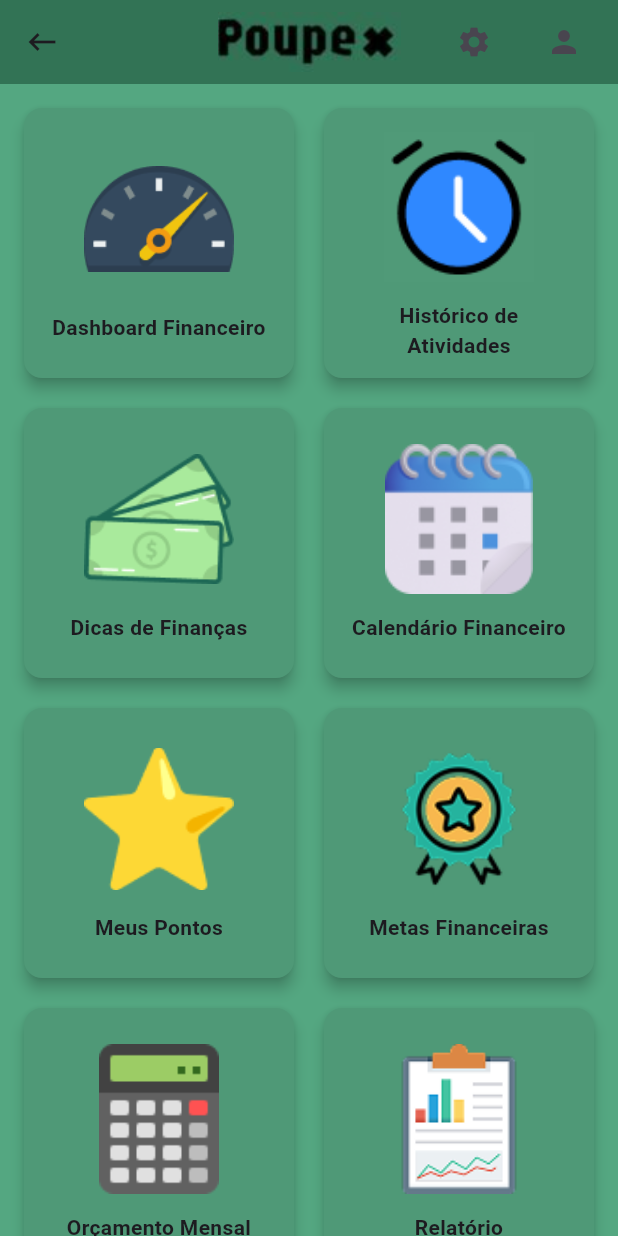
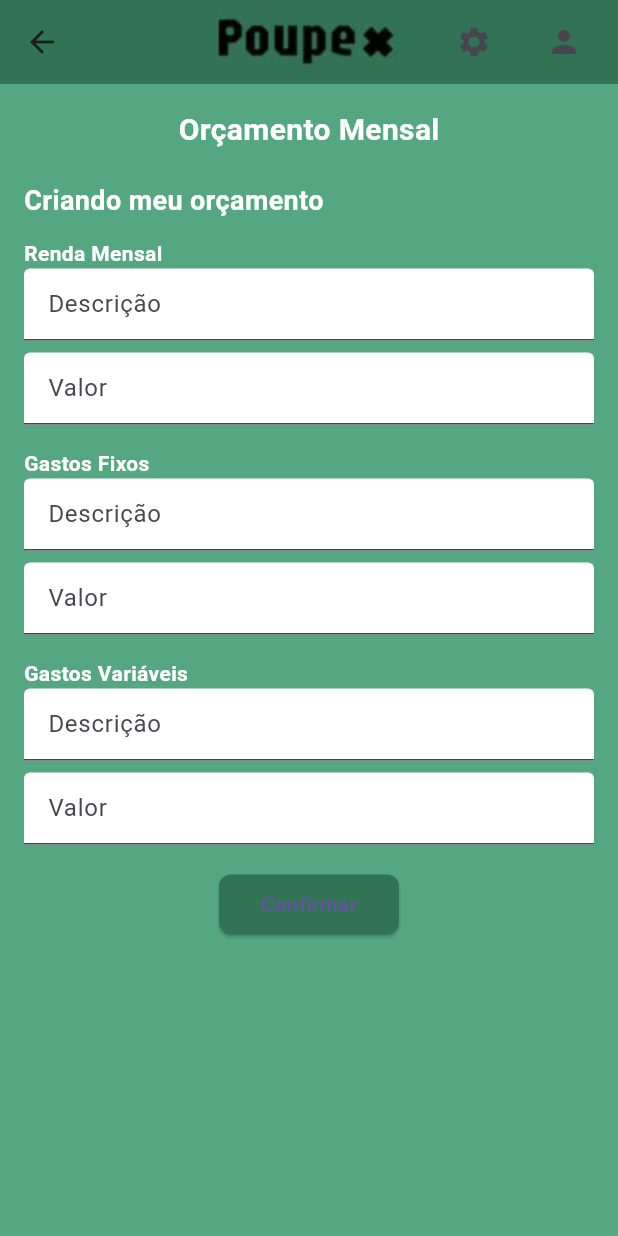
Before and after one commit to lopesmrafael/Poupex_flutter, a Flutter app: the HomePage screen opened directly, after a tap on "Orçamento Mensal", on a phone screen of 412 x 824 dp. Run offline on Flutter 3.47's test engine with Material 3 defaults, Android fonts, the phone set to English and light mode, and no system bars; our stand-ins replace fl_chart, flutter_multi_formatter.

Commit message:
Orçamento Geral

```diff
--- a/lib/Pages/HomePage.dart
+++ b/lib/Pages/HomePage.dart
@@ -8,6 +8,7 @@ import '../Pages/DashboardFinanPage.dart';
 import '../Pages/CalendarioFinanceiroPage.dart';
 import '../Pages/reward_page.dart';
 import '../Pages/metas_financeirasPage.dart';
+import '../Pages/orcamentoMensalPage.dart';
 
 class HomePage extends StatelessWidget {
   const HomePage({super.key});
@@ -83,7 +84,14 @@ class HomePage extends StatelessWidget {
       MenuItemModel(
         titulo: "Orçamento Mensal",
         imagem: "assets/icons/cauculator.png",
-        onTap: () {},
+        onTap: () {
+          Navigator.push(
+            context,
+            MaterialPageRoute(
+              builder: (context) => const OrcamentoMensal(),
+            ),
+          );
+        },
       ),
       MenuItemModel(
         titulo: "Relatório",
--- /dev/null
+++ b/lib/Pages/orcamentoMensalPage.dart
@@ -0,0 +1,149 @@
+import 'package:flutter/material.dart';
+
+class OrcamentoMensal extends StatefulWidget {
+  const OrcamentoMensal({super.key});
+
+  @override
+  State<OrcamentoMensal> createState() => _OrcamentoMensalState();
+}
+
+class _OrcamentoMensalState extends State<OrcamentoMensal> {
+  // Controllers para renda
+  final TextEditingController rendaDescController = TextEditingController();
+  final TextEditingController rendaValorController = TextEditingController();
+
+  // Controllers para gastos fixos
+  final TextEditingController fixoDescController = TextEditingController();
+  final TextEditingController fixoValorController = TextEditingController();
+
+  // Controllers para gastos variáveis
+  final TextEditingController variavelDescController = TextEditingController();
+  final TextEditingController variavelValorController = TextEditingController();
+
+  // Listas para armazenar os dados
+  List<String> renda = [];
+  List<String> gastosFixos = [];
+  List<String> gastosVariaveis = [];
+
+  void adicionarOrcamento() {
+    setState(() {
+      if (rendaDescController.text.isNotEmpty && rendaValorController.text.isNotEmpty) {
+        renda.add("${rendaDescController.text}: ${rendaValorController.text}");
+      }
+      if (fixoDescController.text.isNotEmpty && fixoValorController.text.isNotEmpty) {
+        gastosFixos.add("${fixoDescController.text}: ${fixoValorController.text}");
+      }
+      if (variavelDescController.text.isNotEmpty && variavelValorController.text.isNotEmpty) {
+        gastosVariaveis.add("${variavelDescController.text}: ${variavelValorController.text}");
+      }
+
+      // Limpar campos
+      rendaDescController.clear();
+      rendaValorController.clear();
+      fixoDescController.clear();
+      fixoValorController.clear();
+      variavelDescController.clear();
+      variavelValorController.clear();
+    });
+  }
+
+  @override
+  Widget build(BuildContext context) {
+    return Scaffold(
+      backgroundColor: const Color(0xFF54A781),
+      appBar: AppBar(
+        title: Image.asset(
+          "assets/titulo.jpg",
+          height: 40,
+          fit: BoxFit.contain,
+        ),
+        centerTitle: true,
+        backgroundColor: const Color(0xFF327355),
+        actions: [
+          IconButton(icon: const Icon(Icons.settings), onPressed: () {}),
+          const SizedBox(width: 12),
+          IconButton(icon: const Icon(Icons.person), onPressed: () {}),
+          const SizedBox(width: 12),
+        ],
+      ),
+      body: SingleChildScrollView(
+        padding: const EdgeInsets.all(16),
+        child: Column(
+          crossAxisAlignment: CrossAxisAlignment.start,
+          children: [
+            const Center(
+              child: Text(
+                "Orçamento Mensal",
+                style: TextStyle(
+                  fontSize: 20,
+                  fontWeight: FontWeight.bold,
+                  color: Colors.white,
+                ),
+              ),
+            ),
+            const SizedBox(height: 20),
+            const Text(
+              "Criando meu orçamento",
+              style: TextStyle(
+                  fontSize: 18,
+                  fontWeight: FontWeight.bold,
+                  color: Colors.white),
+            ),
+            const SizedBox(height: 12),
+            const Text("Renda Mensal", style: TextStyle(fontWeight: FontWeight.bold, color: Colors.white)),
+            TextField(controller: rendaDescController, decoration: const InputDecoration(hintText: "Descrição", filled: true, fillColor: Colors.white)),
+            const SizedBox(height: 8),
+            TextField(controller: rendaValorController, keyboardType: TextInputType.number, decoration: const InputDecoration(hintText: "Valor", filled: true, fillColor: Colors.white)),
+            const SizedBox(height: 16),
+            const Text("Gastos Fixos", style: TextStyle(fontWeight: FontWeight.bold, color: Colors.white)),
+            TextField(controller: fixoDescController, decoration: const InputDecoration(hintText: "Descrição", filled: true, fillColor: Colors.white)),
+            const SizedBox(height: 8),
+            TextField(controller: fixoValorController, keyboardType: TextInputType.number, decoration: const InputDecoration(hintText: "Valor", filled: true, fillColor: Colors.white)),
+            const SizedBox(height: 16),
+            const Text("Gastos Variáveis", style: TextStyle(fontWeight: FontWeight.bold, color: Colors.white)),
+            TextField(controller: variavelDescController, decoration: const InputDecoration(hintText: "Descrição", filled: true, fillColor: Colors.white)),
+            const SizedBox(height: 8),
+            TextField(controller: variavelValorController, keyboardType: TextInputType.number, decoration: const InputDecoration(hintText: "Valor", filled: true, fillColor: Colors.white)),
+            const SizedBox(height: 16),
+            Center(
+              child: ElevatedButton(
+                onPressed: adicionarOrcamento,
+                style: ElevatedButton.styleFrom(
+                  backgroundColor: const Color(0xFF327355),
+                  minimumSize: const Size(120, 40),
+                  shape: RoundedRectangleBorder(borderRadius: BorderRadius.circular(8)),
+                ),
+                child: const Text("Confirmar"),
+              ),
+            ),
+            const SizedBox(height: 20),
+            if (renda.isNotEmpty)
+              Container(
+                width: double.infinity,
+                padding: const EdgeInsets.all(12),
+                decoration: BoxDecoration(color: const Color(0xFF327355), borderRadius: BorderRadius.circular(8)),
+                child: Text("RENDA MENSAL:\n${renda.join('\n')}", style: const TextStyle(color: Colors.white)),
+              ),
+            const SizedBox(height: 12),
+            if (gastosFixos.isNotEmpty)
+              Container(
+                width: double.infinity,
+                padding: const EdgeInsets.all(12),
+                decoration: BoxDecoration(color: const Color(0xFF327355), borderRadius: BorderRadius.circular(8)),
+                child: Text("GASTOS FIXOS:\n${gastosFixos.join('\n')}", style: const TextStyle(color: Colors.white)),
+              ),
+            const SizedBox(height: 12),
+            if (gastosVariaveis.isNotEmpty)
+              Container(
+                width: double.infinity,
+                padding: const EdgeInsets.all(12),
+                decoration: BoxDecoration(color: const Color(0xFF327355), borderRadius: BorderRadius.circular(8)),
+                child: Text("GASTOS VARIÁVEIS:\n${gastosVariaveis.join('\n')}", style: const TextStyle(color: Colors.white)),
+              ),
+            const SizedBox(height: 30),
+          ],
+        ),
+      ),
+    );
+  }
+}
```
Also changed, not shown: 1 other file.
